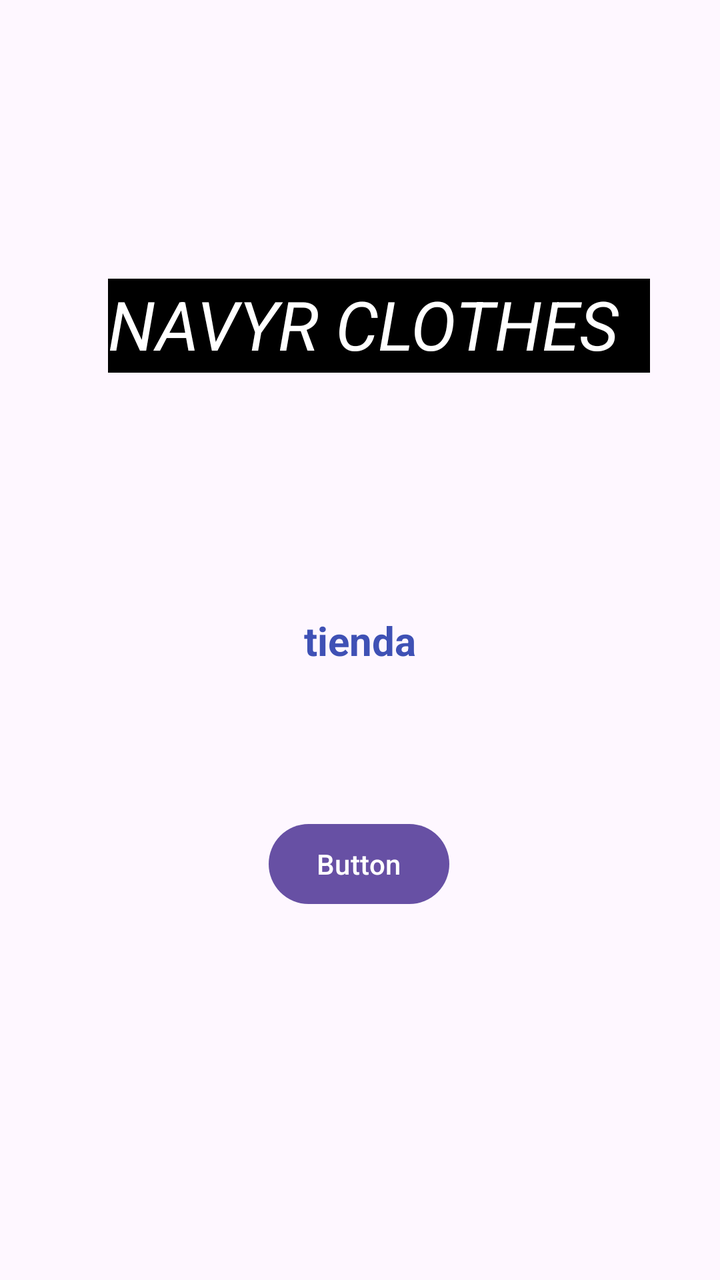
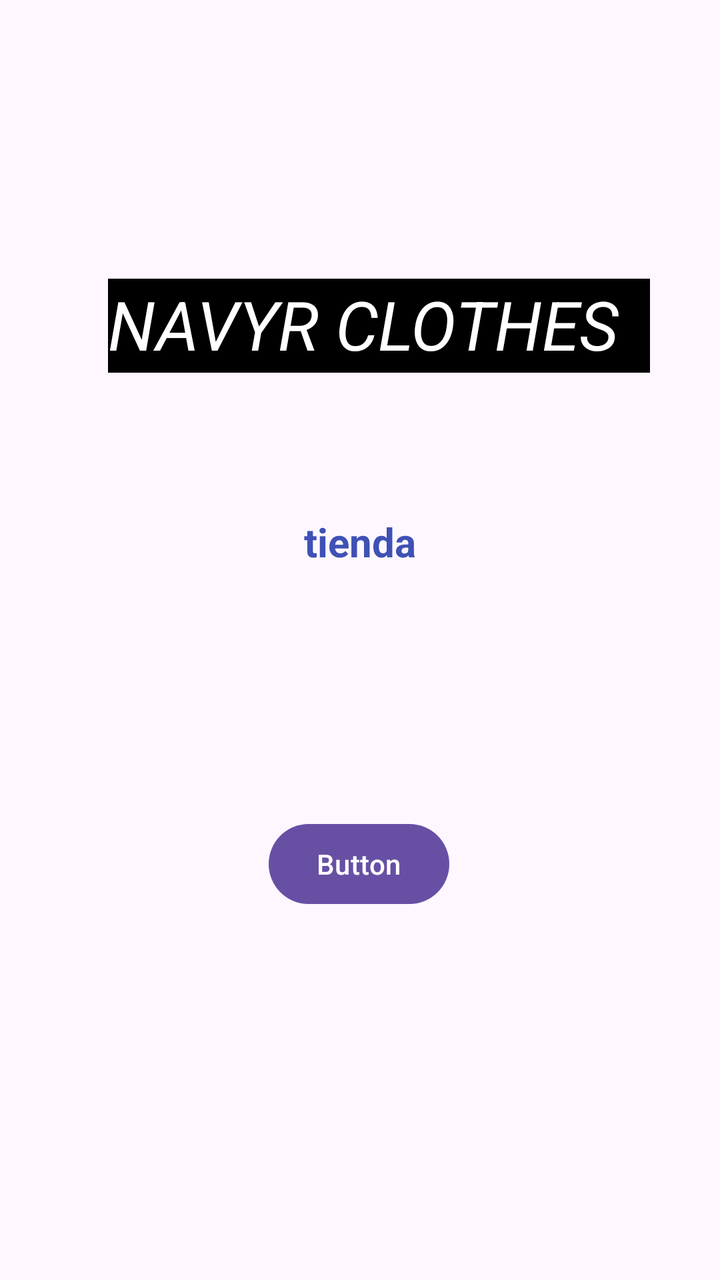

The first picture is an Android layout as it rendered before a commit; the second is the same layout after the commit. The layout source and the unified diff follow.
<!-- AndroidManifest.xml: application theme Theme.GitHub -->
<!-- res/layout/activity_main.xml -->
<?xml version="1.0" encoding="utf-8"?>
<androidx.constraintlayout.widget.ConstraintLayout xmlns:android="http://schemas.android.com/apk/res/android"
    xmlns:app="http://schemas.android.com/apk/res-auto"
    xmlns:tools="http://schemas.android.com/tools"
    android:id="@+id/main"
    android:layout_width="match_parent"
    android:layout_height="match_parent"
    android:foregroundTint="#FF0000"
    tools:context=".MainActivity">

    <TextView
        android:layout_width="271dp"
        android:layout_height="47dp"
        android:autoSizeMaxTextSize="50dp"
        android:background="#000000"
        android:text="NAVYR CLOTHES"
        android:textColor="#FFFFFF"
        android:textSize="34sp"
        android:textStyle="italic"
        app:layout_constraintBottom_toBottomOf="parent"
        app:layout_constraintEnd_toEndOf="parent"
        app:layout_constraintHorizontal_bias="0.607"
        app:layout_constraintStart_toStartOf="parent"
        app:layout_constraintTop_toTopOf="parent"
        app:layout_constraintVertical_bias="0.235" />

    <TextView
        android:id="@+id/textView"
        android:layout_width="wrap_content"
        android:layout_height="wrap_content"
        android:text="tienda"
        android:textColor="#3F51B5"
        android:textSize="20sp"
        android:textStyle="bold"
        app:layout_constraintBottom_toBottomOf="parent"
        app:layout_constraintEnd_toEndOf="parent"
        app:layout_constraintStart_toStartOf="parent"
        app:layout_constraintTop_toTopOf="parent" />

    <Button
        android:id="@+id/button2"
        android:layout_width="wrap_content"
        android:layout_height="wrap_content"
        android:shadowColor="#FFFFFF"
        android:text="Button"
        android:textColor="#FFFFFF"
        android:textColorHighlight="#FFFFFF"
        android:textColorHint="#FFFFFF"
        android:textColorLink="#FFFFFF"
        app:layout_constraintBottom_toBottomOf="parent"
        app:layout_constraintEnd_toEndOf="parent"
        app:layout_constraintHorizontal_bias="0.498"
        app:layout_constraintStart_toStartOf="parent"
        app:layout_constraintTop_toTopOf="parent"
        app:layout_constraintVertical_bias="0.689"
        app:rippleColor="#FFFFFF"
        app:strokeColor="#FFFFFF" />

</androidx.constraintlayout.widget.ConstraintLayout>
<!-- resources referenced by this layout -->
<resources>
  <style name="Theme.GitHub" parent="Base.Theme.GitHub" />
  <style name="Base.Theme.GitHub" parent="Theme.Material3.DayNight.NoActionBar">
          
          
      </style>
</resources>

<!-- the commit's change to res/layout/activity_main.xml (unified diff, before → after) -->
@@ -35,7 +35,8 @@
         app:layout_constraintBottom_toBottomOf="parent"
         app:layout_constraintEnd_toEndOf="parent"
         app:layout_constraintStart_toStartOf="parent"
-        app:layout_constraintTop_toTopOf="parent" />
+        app:layout_constraintTop_toTopOf="parent"
+        app:layout_constraintVertical_bias="0.42" />
 
     <Button
         android:id="@+id/button2"
